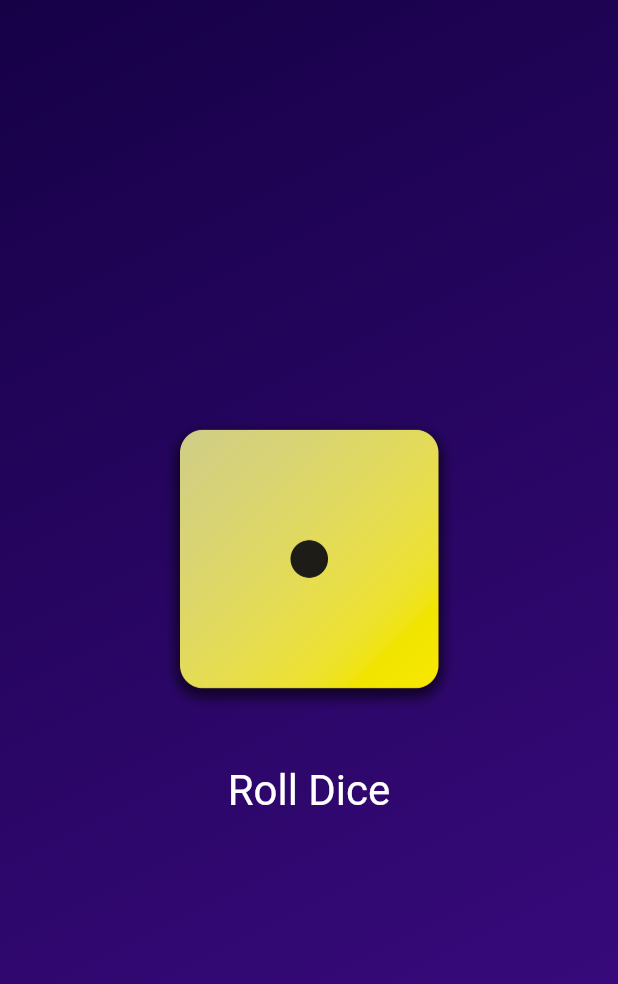
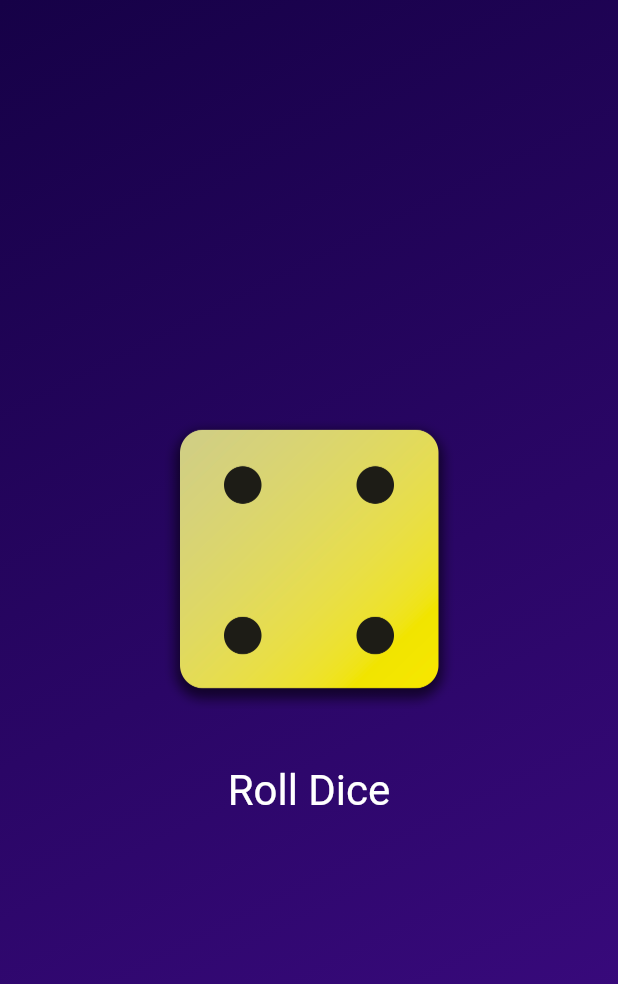
Before and after one commit to angelo-filho/Roll-Dice, a Flutter app: the screen it shows after launch, after a tap on "Roll Dice", on a phone screen of 412 x 824 dp. Shown: the top 984 px of the screen. Run offline on Flutter 3.47's test engine with Material 2 defaults, Android fonts, the phone set to English and light mode, and no system bars.

Commit message:
feat: add dice roller widget

```diff
--- /dev/null
+++ b/lib/dice_roller.dart
@@ -0,0 +1,45 @@
+import 'package:flutter/material.dart';
+
+class DiceRoller extends StatefulWidget {
+  const DiceRoller({super.key});
+
+  @override
+  _DiceRollerState createState() => _DiceRollerState();
+}
+
+class _DiceRollerState extends State<DiceRoller> {
+  var activeDiceImage = "assets/images/dice-2.png";
+
+  void rollDice() {
+    setState(() {
+      activeDiceImage = "assets/images/dice-4.png";
+    });
+  }
+
+  @override
+  Widget build(BuildContext context) {
+    return Column(
+      mainAxisSize: MainAxisSize.min,
+      children: [
+        Image.asset(
+          activeDiceImage,
+          width: 200,
+        ),
+        const SizedBox(
+          height: 30,
+        ),
+        TextButton(
+          onPressed: rollDice,
+          style: TextButton.styleFrom(
+            // padding: const EdgeInsets.only(top: 20),
+            foregroundColor: Colors.white,
+            textStyle: const TextStyle(
+              fontSize: 28,
+            ),
+          ),
+          child: const Text("Roll Dice"),
+        ),
+      ],
+    );
+  }
+}
--- a/lib/gradient_container.dart
+++ b/lib/gradient_container.dart
@@ -1,13 +1,10 @@
+import 'package:first_app/dice_roller.dart';
 import 'package:flutter/material.dart';
 
 class GradientContainer extends StatelessWidget {
   const GradientContainer(this.colors, {super.key});
 
   final List<Color> colors;
-
-  void rollDice() {
-    print("oin");
-  }
 
   @override
   Widget build(BuildContext context) {
@@ -19,29 +16,9 @@ class GradientContainer extends StatelessWidget {
           end: Alignment.bottomRight,
         ),
       ),
-      child: Center(
-          child: Column(
-        mainAxisSize: MainAxisSize.min,
-        children: [
-          Image.asset(
-            "assets/images/dice-1.png",
-            width: 200,
-          ),
-          const SizedBox(
-            height: 30,
-          ),
-          TextButton(
-              onPressed: rollDice,
-              style: TextButton.styleFrom(
-                // padding: const EdgeInsets.only(top: 20),
-                foregroundColor: Colors.white,
-                textStyle: const TextStyle(
-                  fontSize: 28,
-                ),
-              ),
-              child: const Text("Roll Dice"))
-        ],
-      )),
+      child: const Center(
+        child: DiceRoller(),
+      ),
     );
   }
 }
```
